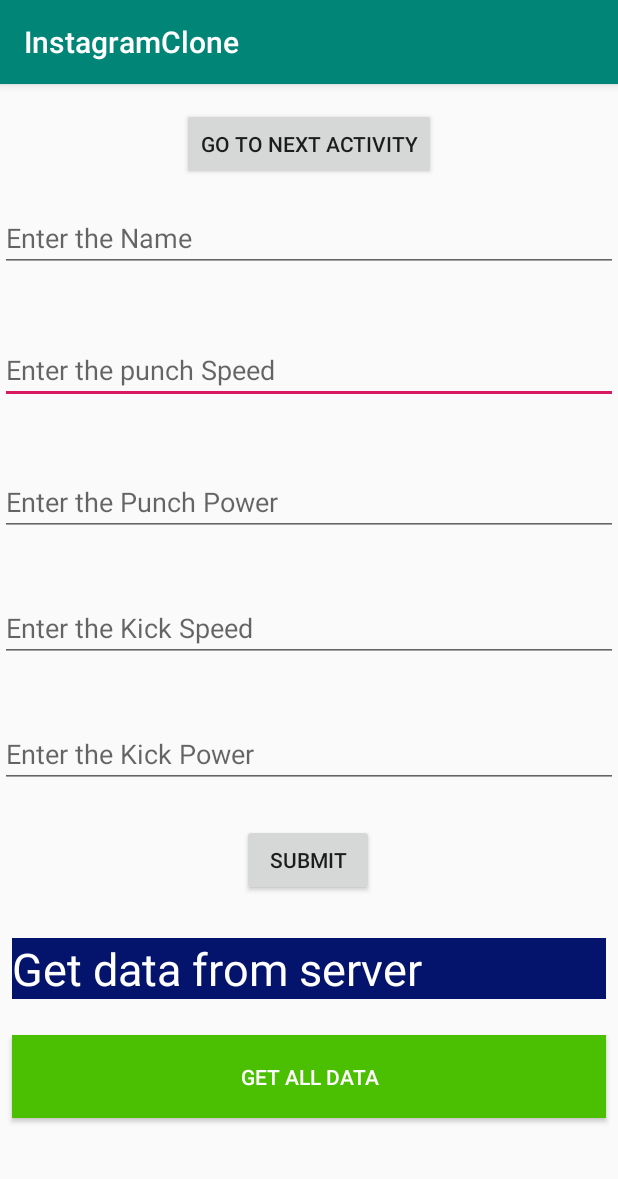
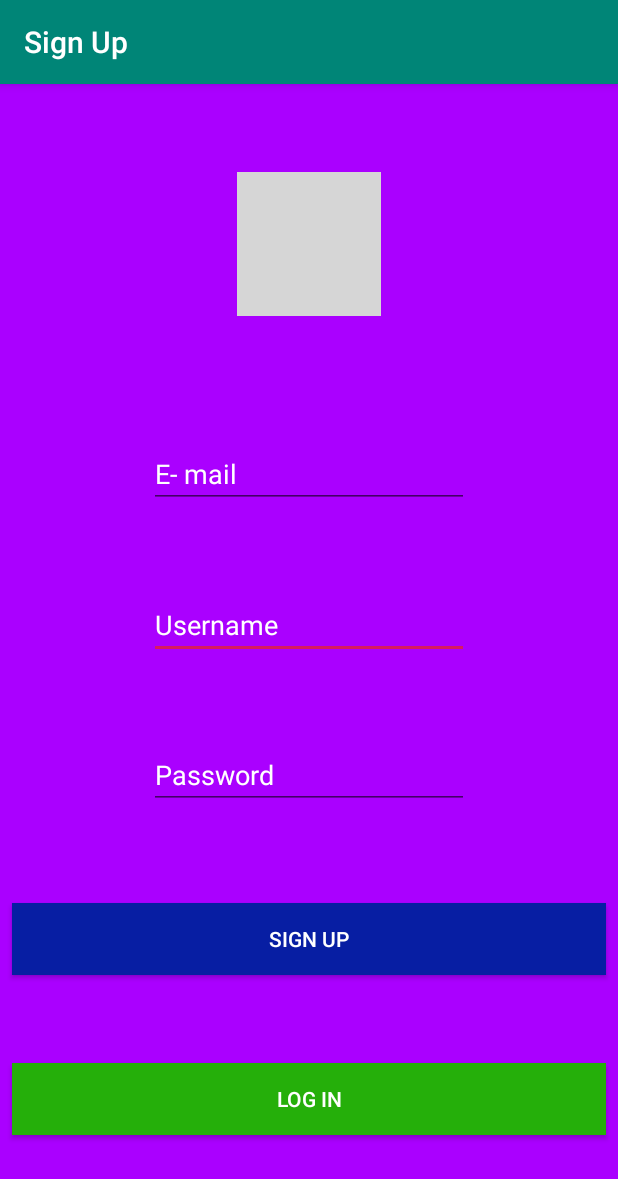
Before and after one commit to DivyanshThakur/InstagramClone, an Android app: the screen it shows after launch (SignUp), on a phone screen of 412 x 824 dp. Shown: the top 1179 px of the screen. Run offline under Robolectric (Android 15) with nearby library versions, the phone set to English and light mode, and no system bars; libraries missing offline, so code that uses them is left out: com.parse, es.dmoral.toasty; 2 statements that could not run were skipped; grey boxes are pictures that could not be loaded.

Commit message:
Official Instagram Clone App

```diff
--- a/app/build.gradle
+++ b/app/build.gradle
@@ -27,4 +27,5 @@ dependencies {
     androidTestImplementation 'androidx.test:runner:1.2.0'
     androidTestImplementation 'androidx.test.espresso:espresso-core:3.2.0'
     implementation "com.github.parse-community.Parse-SDK-Android:parse:1.20.0"
+    implementation 'com.github.GrenderG:Toasty:1.4.2'
 }
--- a/app/src/main/AndroidManifest.xml
+++ b/app/src/main/AndroidManifest.xml
@@ -10,7 +10,6 @@
         android:roundIcon="@mipmap/ic_launcher_round"
         android:supportsRtl="true"
         android:theme="@style/AppTheme">
-        <activity android:name=".WelcomeActivity"></activity>
         <activity android:name=".SignUp">
             <intent-filter>
                 <action android:name="android.intent.action.MAIN" />
@@ -18,7 +17,7 @@
                 <category android:name="android.intent.category.LAUNCHER" />
             </intent-filter>
         </activity>
-        <activity android:name=".SignUPLogIn" />
+        <activity android:name=".LogIn"/>
     </application>
 
 </manifest>
--- a/app/src/main/java/com/example/instagramclone/SignUp.java
+++ b/app/src/main/java/com/example/instagramclone/SignUp.java
@@ -2,130 +2,89 @@ package com.example.instagramclone;
 
 import androidx.appcompat.app.AppCompatActivity;
 
+import android.app.ProgressDialog;
 import android.content.Intent;
 import android.os.Bundle;
 import android.view.View;
 import android.widget.Button;
 import android.widget.EditText;
-import android.widget.TextView;
 import android.widget.Toast;
 
-import com.parse.FindCallback;
-import com.parse.GetCallback;
-import com.parse.Parse;
 import com.parse.ParseException;
-import com.parse.ParseObject;
-import com.parse.ParseQuery;
 import com.parse.ParseUser;
-import com.parse.SaveCallback;
+import com.parse.SignUpCallback;
 
-import java.util.List;
+import es.dmoral.toasty.Toasty;
 
-public class SignUp extends AppCompatActivity implements View.OnClickListener {
+public class SignUp extends AppCompatActivity {
 
-    private Button btnSubmit, btnGetAllData, btnNextActivity;
-    private EditText edtName, edtPunchPower, edtPunchSpeed, edtKickPower, edtKickSpeed;
-    private TextView txtGetData;
-    private String Data;
+    private EditText edtEmailSA, edtUsernameSA, edtPasswordSA;
+    private Button btnSignUpSA, btnLogInSA;
 
     @Override
     protected void onCreate(Bundle savedInstanceState) {
         super.onCreate(savedInstanceState);
         setContentView(R.layout.activity_sign_up);
 
-        btnSubmit = findViewById(R.id.btnSubmit);
-        edtName = findViewById(R.id.edtName);
-        edtPunchPower = findViewById(R.id.edtPunchPower);
-        edtPunchSpeed = findViewById(R.id.edtPunchSpeed);
-        edtKickPower = findViewById(R.id.edtKickPower);
-        edtKickSpeed = findViewById(R.id.edtKickSpeed);
-        txtGetData = findViewById(R.id.txtGetData);
-        btnGetAllData = findViewById(R.id.btnGetAllData);
-        btnNextActivity = findViewById(R.id.btnNextActivity);
+        setTitle("Sign Up");
 
-        btnSubmit.setOnClickListener(SignUp.this);
+        if (ParseUser.getCurrentUser() != null) {
+            ParseUser.getCurrentUser().logOut();
+        }
 
-        txtGetData.setOnClickListener(new View.OnClickListener() {
+
+        edtEmailSA = findViewById(R.id.edtEmailSA);
+        edtUsernameSA = findViewById(R.id.edtUsernameSA);
+        edtPasswordSA = findViewById(R.id.edtPasswordSA);
+
+        btnSignUpSA = findViewById(R.id.btnSignUpSA);
+        btnLogInSA = findViewById(R.id.btnLogInSA);
+
+
+        btnSignUpSA.setOnClickListener(new View.OnClickListener() {
             @Override
             public void onClick(View view) {
-                ParseQuery<ParseObject> parseQuery = ParseQuery.getQuery("KickBoxer");
 
-                parseQuery.getInBackground("ggZebdw4NE", new GetCallback<ParseObject>() {
+                final ParseUser parseUser = new ParseUser();
+                parseUser.setEmail(edtEmailSA.getText().toString());
+                parseUser.setUsername(edtUsernameSA.getText().toString());
+                parseUser.setPassword(edtPasswordSA.getText().toString());
+
+                final ProgressDialog progressDialog = new ProgressDialog(SignUp.this);
+                progressDialog.setMessage(" Signing Up " + edtUsernameSA.getText().toString());
+                progressDialog.show();
+
+                parseUser.signUpInBackground(new SignUpCallback() {
                     @Override
-                    public void done(ParseObject object, ParseException e) {
-                        if (object != null && e == null) {
-                            txtGetData.setText(object.get("name") + "\n Punch Power: " + object.get("punch_power") + "\n Punch Speed: " + object.get("punch_speed"));
-                        } else Toast.makeText(SignUp.this,"Error",Toast.LENGTH_LONG).show();
+                    public void done(ParseException e) {
+                        if (e == null) {
+
+                            Toasty.success(SignUp.this, parseUser.getUsername() + " is Signed Up successfully", Toast.LENGTH_SHORT, true).show();
+
+                        } else {
+
+                            Toasty.error(SignUp.this, "There was an Error : " + e.getMessage(), Toast.LENGTH_LONG, true).show();
+
+                        }
+                        progressDialog.dismiss();
                     }
                 });
+
+
 
             }
         });
 
 
-        btnGetAllData.setOnClickListener(new View.OnClickListener() {
-
+        btnLogInSA.setOnClickListener(new View.OnClickListener() {
             @Override
             public void onClick(View view) {
-                Data = "";
 
-                ParseQuery<ParseObject> queryAll = ParseQuery.getQuery("KickBoxer");
+                Intent intent = new Intent(SignUp.this, LogIn.class);
+                startActivity(intent);
 
-                queryAll.findInBackground(new FindCallback<ParseObject>() {
-                    @Override
-                    public void done(List<ParseObject> objects, ParseException e) {
-                        if (objects.size() > 0 && e == null) {
-
-                            for (ParseObject kickBoxer : objects) {
-
-                                Data += kickBoxer.get("name") + ", Kick Power: " + kickBoxer.get("kick_power") +"\n";
-                                Toast.makeText(SignUp.this,Data,Toast.LENGTH_LONG).show();
-
-                            }
-
-                        }
-                    }
-                });
-            }
-        });
-
-
-        btnNextActivity.setOnClickListener(new View.OnClickListener() {
-            @Override
-            public void onClick(View view) {
-                Intent intentSignUPLogIn = new Intent(SignUp.this, SignUPLogIn.class);
-                startActivity(intentSignUPLogIn);
             }
         });
 
     }
-
-    @Override
-    public void onClick(View view) {
-        try {
-            final ParseObject kickBoxer = new ParseObject("KickBoxer");
-
-
-            kickBoxer.put("name", edtName.getText().toString());
-            kickBoxer.put("punch_speed", Integer.parseInt(edtPunchSpeed.getText().toString()));
-            kickBoxer.put("punch_power",  Integer.parseInt(edtPunchPower.getText().toString()));
-            kickBoxer.put("kick_speed",  Integer.parseInt(edtKickSpeed.getText().toString()));
-            kickBoxer.put("kick_power",  Integer.parseInt(edtKickPower.getText().toString()));
-
-            kickBoxer.saveInBackground(new SaveCallback() {
-                @Override
-                public void done(ParseException e) {
-                    if (e == null) {
-                        Toast.makeText(SignUp.this, kickBoxer.get("name").toString()  + " is saved successfully",Toast.LENGTH_LONG).show();
-                    } else {
-                        Toast.makeText(SignUp.this, e.getMessage(), Toast.LENGTH_LONG).show();
-                    }
-                }
-            });
-        } catch (Exception e) {
-            Toast.makeText(SignUp.this, e.getMessage(), Toast.LENGTH_LONG).show();
-        }
-
-    }
-
 }
--- a/app/src/main/res/layout/activity_sign_up.xml
+++ b/app/src/main/res/layout/activity_sign_up.xml
@@ -4,124 +4,89 @@
     xmlns:tools="http://schemas.android.com/tools"
     android:layout_width="match_parent"
     android:layout_height="match_parent"
+    android:background="#AA00FF"
     tools:context=".SignUp">
 
-    <EditText
-        android:id="@+id/edtPunchSpeed"
-        android:layout_width="0dp"
+    <ImageView
+        android:id="@+id/imageView2"
+        android:layout_width="wrap_content"
         android:layout_height="wrap_content"
-        android:layout_marginTop="168dp"
-        android:ems="10"
-        android:hint="Enter the punch Speed"
-        android:inputType="textPersonName"
+        android:layout_marginTop="3dp"
+        android:layout_marginBottom="27dp"
+        app:layout_constraintBottom_toTopOf="@+id/edtEmailSA"
         app:layout_constraintEnd_toEndOf="parent"
-        app:layout_constraintHorizontal_bias="0.0"
         app:layout_constraintStart_toStartOf="parent"
-        app:layout_constraintTop_toTopOf="parent" />
+        app:layout_constraintTop_toTopOf="parent"
+        app:srcCompat="@drawable/instagram" />
 
     <EditText
-        android:id="@+id/edtKickSpeed"
-        android:layout_width="0dp"
+        android:id="@+id/edtUsernameSA"
+        android:layout_width="wrap_content"
         android:layout_height="wrap_content"
-        android:layout_marginTop="340dp"
         android:ems="10"
-        android:hint="Enter the Kick Speed"
+        android:hint="Username"
         android:inputType="textPersonName"
-        app:layout_constraintEnd_toEndOf="parent"
-        app:layout_constraintHorizontal_bias="0.0"
-        app:layout_constraintStart_toStartOf="parent"
-        app:layout_constraintTop_toTopOf="parent" />
+        android:textColor="#FFFFFF"
+        android:textColorHint="#FFFFFF"
+        app:layout_constraintBottom_toTopOf="@+id/edtPasswordSA"
+        app:layout_constraintStart_toStartOf="@+id/edtEmailSA"
+        app:layout_constraintTop_toBottomOf="@+id/edtEmailSA" />
 
     <EditText
-        android:id="@+id/edtKickPower"
-        android:layout_width="0dp"
+        android:id="@+id/edtEmailSA"
+        android:layout_width="wrap_content"
         android:layout_height="wrap_content"
-        android:layout_marginTop="424dp"
         android:ems="10"
-        android:hint="Enter the Kick Power"
-        android:inputType="textPersonName"
+        android:hint="E- mail"
+        android:inputType="textEmailAddress"
+        android:textColor="#FFFFFF"
+        android:textColorHint="#FFFFFF"
+        app:layout_constraintBottom_toTopOf="@+id/edtUsernameSA"
         app:layout_constraintEnd_toEndOf="parent"
-        app:layout_constraintHorizontal_bias="1.0"
         app:layout_constraintStart_toStartOf="parent"
-        app:layout_constraintTop_toTopOf="parent" />
+        app:layout_constraintTop_toBottomOf="@+id/imageView2" />
 
     <EditText
-        android:id="@+id/edtPunchPower"
-        android:layout_width="0dp"
+        android:id="@+id/edtPasswordSA"
+        android:layout_width="wrap_content"
         android:layout_height="wrap_content"
-        android:layout_marginTop="256dp"
+        android:layout_marginBottom="7dp"
         android:ems="10"
-        android:hint="Enter the Punch Power"
-        android:inputType="textPersonName"
-        app:layout_constraintEnd_toEndOf="parent"
-        app:layout_constraintHorizontal_bias="0.0"
-        app:layout_constraintStart_toStartOf="parent"
-        app:layout_constraintTop_toTopOf="parent" />
-
-    <EditText
-        android:id="@+id/edtName"
-        android:layout_width="0dp"
-        android:layout_height="wrap_content"
-        android:layout_marginTop="80dp"
-        android:ems="10"
-        android:hint="Enter the Name"
-        android:inputType="textPersonName"
-        app:layout_constraintEnd_toEndOf="parent"
-        app:layout_constraintStart_toStartOf="parent"
-        app:layout_constraintTop_toTopOf="parent" />
+        android:hint="Password"
+        android:inputType="textPassword"
+        android:textColor="#FFFFFF"
+        android:textColorHint="#FFFFFF"
+        app:layout_constraintBottom_toTopOf="@+id/btnSignUpSA"
+        app:layout_constraintStart_toStartOf="@+id/edtUsernameSA"
+        app:layout_constraintTop_toBottomOf="@+id/edtUsernameSA" />
 
     <Button
-        android:id="@+id/btnSubmit"
-        android:layout_width="wrap_content"
-        android:layout_height="wrap_content"
-        android:layout_marginTop="24dp"
-        android:text="Submit"
-        app:layout_constraintEnd_toEndOf="parent"
-        app:layout_constraintHorizontal_bias="0.498"
-        app:layout_constraintStart_toStartOf="parent"
-        app:layout_constraintTop_toBottomOf="@+id/edtKickPower" />
-
-    <TextView
-        android:id="@+id/txtGetData"
+        android:id="@+id/btnSignUpSA"
         android:layout_width="0dp"
         android:layout_height="wrap_content"
         android:layout_marginStart="8dp"
-        android:layout_marginTop="28dp"
         android:layout_marginEnd="8dp"
-        android:background="#04146D"
-        android:text="Get data from server"
+        android:layout_marginBottom="3dp"
+        android:background="#071EA3"
+        android:text="Sign Up"
         android:textColor="#FFFFFF"
-        android:textSize="30sp"
+        app:layout_constraintBottom_toTopOf="@+id/btnLogInSA"
         app:layout_constraintEnd_toEndOf="parent"
-        app:layout_constraintHorizontal_bias="0.0"
         app:layout_constraintStart_toStartOf="parent"
-        app:layout_constraintTop_toBottomOf="@+id/btnSubmit" />
+        app:layout_constraintTop_toBottomOf="@+id/edtPasswordSA" />
 
     <Button
-        android:id="@+id/btnGetAllData"
+        android:id="@+id/btnLogInSA"
         android:layout_width="0dp"
-        android:layout_height="55dp"
+        android:layout_height="wrap_content"
         android:layout_marginStart="8dp"
-        android:layout_marginTop="24dp"
         android:layout_marginEnd="8dp"
-        android:layout_marginBottom="8dp"
-        android:background="#4BBF02"
-        android:text="Get all data"
+        android:layout_marginBottom="12dp"
+        android:background="#25AF0A"
+        android:text="Log In"
         android:textColor="#FFFFFF"
         app:layout_constraintBottom_toBottomOf="parent"
         app:layout_constraintEnd_toEndOf="parent"
-        app:layout_constraintHorizontal_bias="0.0"
         app:layout_constraintStart_toStartOf="parent"
-        app:layout_constraintTop_toBottomOf="@+id/txtGetData"
-        app:layout_constraintVertical_bias="0.0" />
-
-    <Button
-        android:id="@+id/btnNextActivity"
-        android:layout_width="wrap_content"
-        android:layout_height="wrap_content"
-        android:layout_marginTop="16dp"
-        android:text="Go to next Activity"
-        app:layout_constraintEnd_toEndOf="parent"
-        app:layout_constraintStart_toStartOf="parent"
-        app:layout_constraintTop_toTopOf="parent" />
+        app:layout_constraintTop_toBottomOf="@+id/btnSignUpSA" />
 </androidx.constraintlayout.widget.ConstraintLayout>
```
Also changed, not shown: app/src/main/java/com/example/instagramclone/LogIn.java (added, +67 -0 lines), app/src/main/java/com/example/instagramclone/SignUPLogIn.java (deleted, +0 -83 lines), app/src/main/java/com/example/instagramclone/WelcomeActivity.java (deleted, +0 -29 lines), app/src/main/res/layout/activity_log_in.xml (added, +71 -0 lines), app/src/main/res/layout/activity_welcome.xml (deleted, +0 -31 lines), app/src/main/res/layout/signup_login.xml (deleted, +0 -75 lines).
